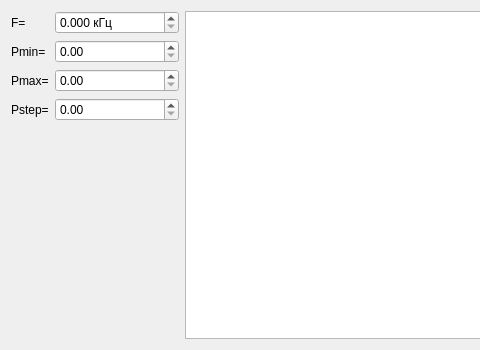
Above: sweepwidget.ui from igrekus/out_pow_measure before the change; both pictures show x 0 to 480 and y 0 to 350 of the 868 by 350 pixel window. Below: the same form after it.
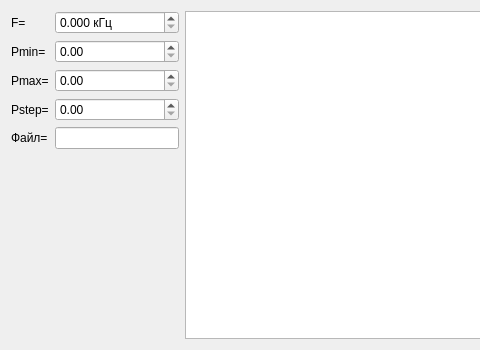
That is the form after the change.

Commit message: WIP: add file name generator

```diff
--- a/sweepwidget.ui
+++ b/sweepwidget.ui
@@ -63,6 +63,16 @@
      <item row="3" column="1">
       <widget class="QDoubleSpinBox" name="spinSecStep"/>
      </item>
+     <item row="4" column="0">
+      <widget class="QLabel" name="lblFile">
+       <property name="text">
+        <string>Файл=</string>
+       </property>
+      </widget>
+     </item>
+     <item row="4" column="1">
+      <widget class="QLineEdit" name="editFile"/>
+     </item>
     </layout>
    </item>
    <item>
```
The commit also changes 1 other file.
